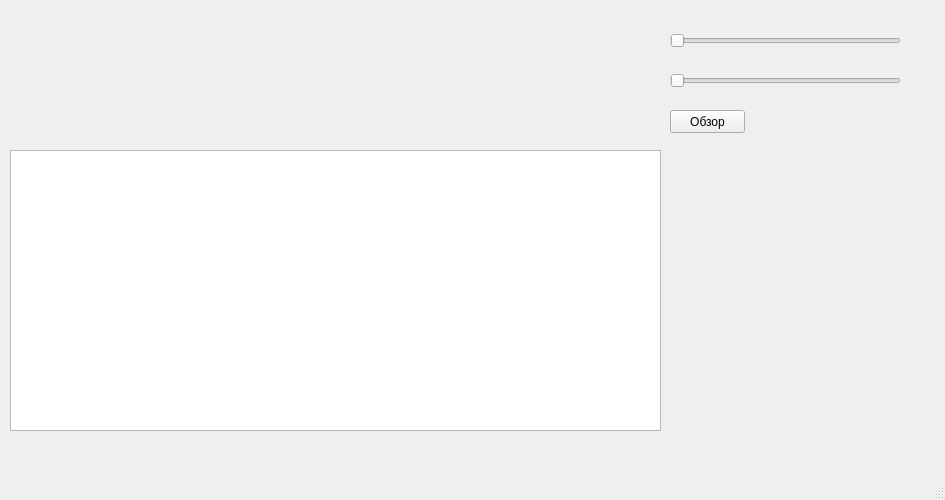
Before: the Qt Designer form gui.ui in DrZugrik/Open-Spectrum, drawn with Qt 5.
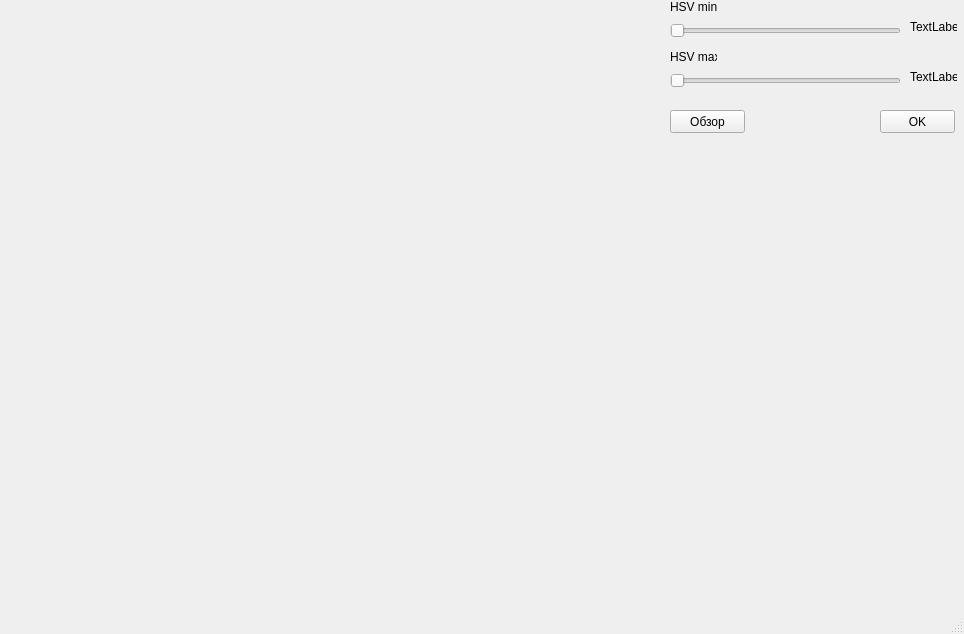
After: the same form once the commit is applied.

The edit to the form file:
```diff
--- a/gui.ui
+++ b/gui.ui
@@ -6,16 +6,10 @@
    <rect>
     <x>0</x>
     <y>0</y>
-    <width>945</width>
-    <height>500</height>
+    <width>964</width>
+    <height>634</height>
    </rect>
   </property>
-  <property name="sizePolicy">
-   <sizepolicy hsizetype="Fixed" vsizetype="Fixed">
-    <horstretch>0</horstretch>
-    <verstretch>0</verstretch>
-   </sizepolicy>
-  </property>
   <property name="baseSize">
    <size>
     <width>760</width>
@@ -29,16 +23,6 @@
    <locale language="English" country="UnitedKingdom"/>
   </property>
   <widget class="QWidget" name="centralwidget">
-   <widget class="QGraphicsView" name="graphicsView_2">
-    <property name="geometry">
-     <rect>
-      <x>10</x>
-      <y>150</y>
-      <width>651</width>
-      <height>281</height>
-     </rect>
-    </property>
-   </widget>
    <widget class="QPushButton" name="pushButton">
     <property name="geometry">
      <rect>
@@ -75,7 +59,7 @@
     <property name="geometry">
      <rect>
       <x>670</x>
-      <y>30</y>
+      <y>20</y>
       <width>231</width>
       <height>22</height>
      </rect>
@@ -97,6 +81,84 @@
      <enum>Qt::Horizontal</enum>
     </property>
    </widget>
+   <widget class="QPushButton" name="pushButton_2">
+    <property name="geometry">
+     <rect>
+      <x>880</x>
+      <y>110</y>
+      <width>75</width>
+      <height>23</height>
+     </rect>
+    </property>
+    <property name="text">
+     <string>OK</string>
+    </property>
+   </widget>
+   <widget class="QLabel" name="label_2">
+    <property name="geometry">
+     <rect>
+      <x>910</x>
+      <y>20</y>
+      <width>47</width>
+      <height>13</height>
+     </rect>
+    </property>
+    <property name="text">
+     <string>TextLabel</string>
+    </property>
+   </widget>
+   <widget class="QLabel" name="label_3">
+    <property name="geometry">
+     <rect>
+      <x>910</x>
+      <y>70</y>
+      <width>47</width>
+      <height>13</height>
+     </rect>
+    </property>
+    <property name="text">
+     <string>TextLabel</string>
+    </property>
+   </widget>
+   <widget class="QLabel" name="label_4">
+    <property name="geometry">
+     <rect>
+      <x>10</x>
+      <y>142</y>
+      <width>651</width>
+      <height>431</height>
+     </rect>
+    </property>
+    <property name="text">
+     <string/>
+    </property>
+   </widget>
+   <widget class="QLabel" name="label_5">
+    <property name="geometry">
+     <rect>
+      <x>670</x>
+      <y>0</y>
+      <width>47</width>
+      <height>13</height>
+     </rect>
+    </property>
+    <property name="text">
+     <string>HSV min</string>
+    </property>
+   </widget>
+   <widget class="QLabel" name="label_6">
+    <property name="geometry">
+     <rect>
+      <x>670</x>
+      <y>50</y>
+      <width>47</width>
+      <height>13</height>
+     </rect>
+    </property>
+    <property name="text">
+     <string>HSV max</string>
+    </property>
+   </widget>
   </widget>
   <widget class="QMenuBar" name="menubar">
    <property name="geometry">
```
Left out of the diff: 2 changed lines with no effect on the pictures.
